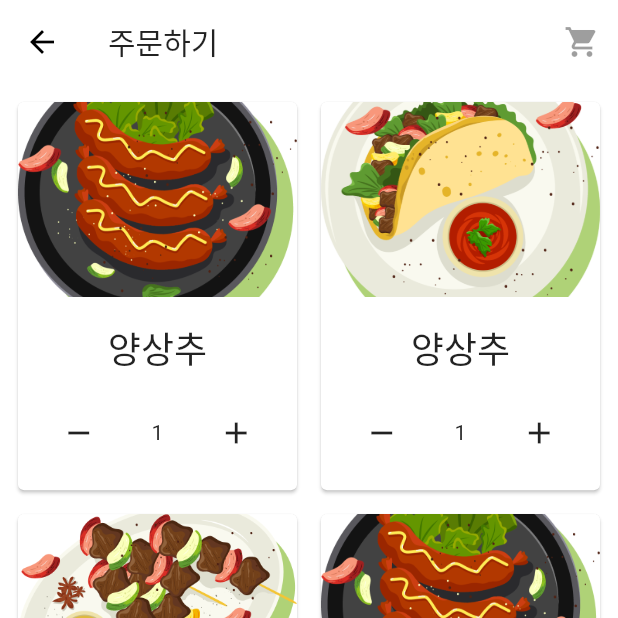
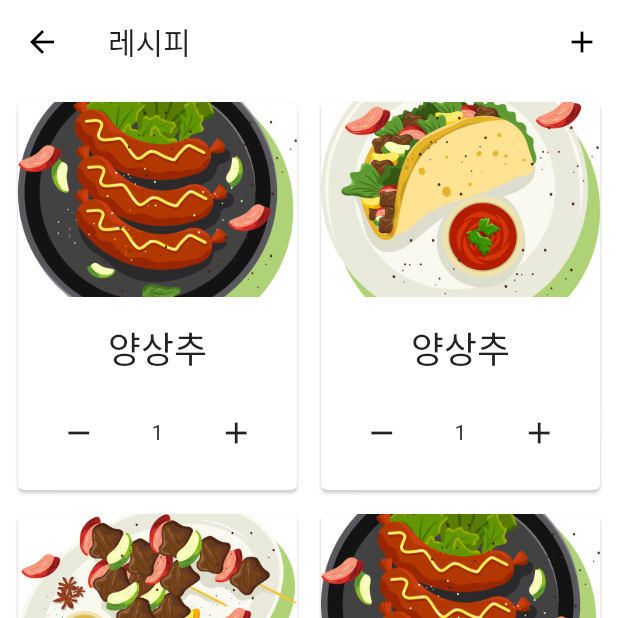
Before and after one commit to yangtopia/panino, a Flutter app: the RecipeCreatePage screen opened directly with sample values from the repository, on a phone screen of 412 x 824 dp, the top half of it. Run offline on Flutter 3.47's test engine with Material 2 defaults, Android fonts, the phone set to English and light mode, and no system bars; our stand-ins replace equatable, google_fonts; Roboto replaces fonts that are missing (Jua).

Commit message:
폴더 구조 고도화

```diff
--- a/lib/pages/recipe_page.dart
+++ b/lib/pages/recipe_page.dart
@@ -16,10 +16,16 @@ class _RecipeCreatePageState extends State<RecipeCreatePage> {
   Widget build(BuildContext context) {
     return Scaffold(
       appBar: AppBar(
-        title: Text('주문하기'),
+        title: Text('레시피'),
         elevation: 0,
         centerTitle: false,
-        actions: [IconButton(icon: Icon(Icons.shopping_cart), onPressed: null)],
+        actions: [
+          IconButton(
+              icon: Icon(Icons.add),
+              onPressed: () {
+                print('레시피 추가');
+              })
+        ],
       ),
       body: Padding(
         padding: const EdgeInsets.all(8.0),
--- a/lib/providers/providers.dart
+++ b/lib/providers/providers.dart
@@ -1 +1 @@
-export 'bottom_navigation/provider.dart';
+export 'screen_index/provider.dart';
--- a/lib/screens/recipe/recipe_screen.dart
+++ b/lib/screens/recipe/recipe_screen.dart
@@ -1,14 +1,12 @@
 import 'package:flutter/material.dart';
+import '../../shared/appbar_with_cart.dart';
 
 class RecipeScreen extends StatelessWidget {
   @override
   Widget build(BuildContext context) {
     return Scaffold(
-      appBar: AppBar(
-        title: Text('주문내역'),
-        elevation: 0,
-        centerTitle: false,
-        actions: [IconButton(icon: Icon(Icons.shopping_cart), onPressed: null)],
+      appBar: AppBarWithCart(
+        '레시피',
       ),
     );
   }
```
Also changed, not shown: lib/pages/cart_page.dart (added, +14 -0 lines), lib/screens/home/home_screen.dart (+4 -9 lines), lib/screens/my/my_screen.dart (+3 -7 lines), lib/screens/order/order_screen.dart (+3 -7 lines), lib/shared/appbar_with_cart.dart (added, +33 -0 lines), lib/providers/screen_index/provider.dart (renamed from lib/providers/bottom_navigation/provider.dart).
